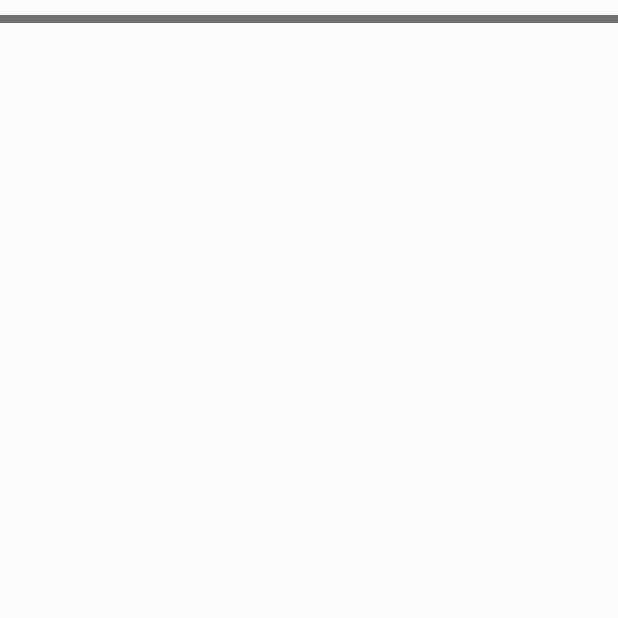
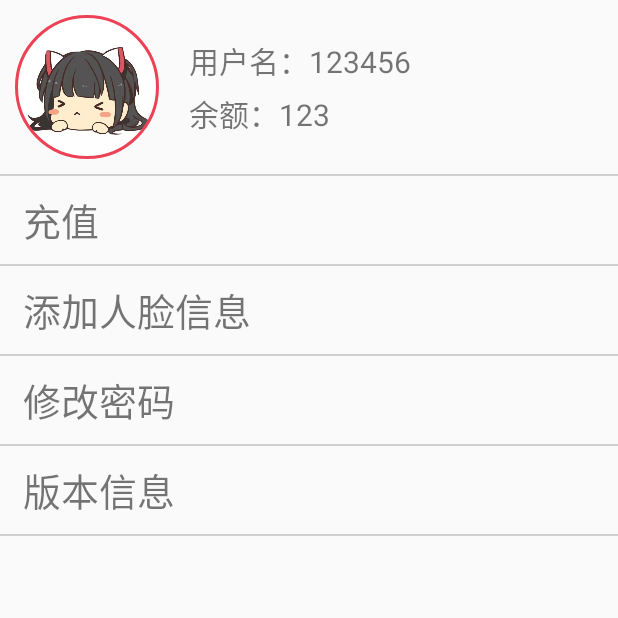
Before and after one commit to Rxzero1412/AndroidApp, an Android app: the fragment Fyonghu shown on its own in the app's theme, on a phone screen of 412 x 824 dp, the top half of it. Run offline under Robolectric (Android 15) with nearby library versions, the phone set to English and light mode, and no system bars; our stand-ins replace CircleImageView; pictures from the network do not load.

Commit message:
20190226

```diff
--- a/AndroidRFID/src/main/java/com/arcsoft/sdk_demo/activity/ActivityLogin.java
+++ b/AndroidRFID/src/main/java/com/arcsoft/sdk_demo/activity/ActivityLogin.java
@@ -65,18 +65,19 @@ public class ActivityLogin extends Activity {
                 String Password="";
                 EditText editText2 =(EditText)findViewById(R.id.Login_PasswordText_PasswordText);
                 Password=editText2.getText().toString();
-
-                if(Username.equals("")){
-                    Toasts("请输入用户名");
-                    return;
-                }
-                else {
-                    if(Password.equals("")){
-                        Toasts("请输入密码");
-                        return;
-                    }
-                }
-                Loginjudge(Username,Password);
+                startneAty("123");//TODO 方便测试用，下面代码不可删除
+//
+//                if(Username.equals("")){
+//                    Toasts("请输入用户名");
+//                    return;
+//                }
+//                else {
+//                    if(Password.equals("")){
+//                        Toasts("请输入密码");
+//                        return;
+//                    }
+//                }
+//                Loginjudge(Username,Password);
             }
         });
     }
--- a/AndroidRFID/src/main/java/com/arcsoft/sdk_demo/activity/fragment/Fyonghu.java
+++ b/AndroidRFID/src/main/java/com/arcsoft/sdk_demo/activity/fragment/Fyonghu.java
@@ -1,6 +1,12 @@
 package com.arcsoft.sdk_demo.activity.fragment;
 
+import android.app.AlertDialog;
+import android.content.ContentValues;
+import android.content.DialogInterface;
+import android.content.Intent;
+import android.net.Uri;
 import android.os.Bundle;
+import android.provider.MediaStore;
 import android.support.v4.app.Fragment;
 import android.view.LayoutInflater;
 import android.view.View;
@@ -10,17 +16,24 @@ import android.widget.RelativeLayout;
 import android.widget.TextView;
 
 import com.arcsoft.sdk_demo.R;
+import com.arcsoft.sdk_demo.activity.Application;
+import com.arcsoft.sdk_demo.activity.DetecterActivity;
+import com.arcsoft.sdk_demo.activity.homeActivity;
+import com.arcsoft.sdk_demo.activity.usersignActivity;
 
 public class Fyonghu extends Fragment {
-    RelativeLayout titleA;
-
-
     @Override
     public View onCreateView(LayoutInflater inflater, ViewGroup container, Bundle savedInstanceState)
     {
         View fragment_voicechat=inflater.inflate(R.layout.fragment_yonghu, container, false);
-        titleA = (RelativeLayout) fragment_voicechat.findViewById(R.id.layout_titlebar);
+        fragment_voicechat.findViewById(R.id.btn_addface).setOnClickListener(new View.OnClickListener() {
+            @Override
+            public void onClick(View v) {
+
+            }
+        });
         return  fragment_voicechat;
     }
 
+
 }
--- a/AndroidRFID/src/main/java/com/arcsoft/sdk_demo/activity/homesActivity.java
+++ b/AndroidRFID/src/main/java/com/arcsoft/sdk_demo/activity/homesActivity.java
@@ -24,7 +24,7 @@ import com.arcsoft.sdk_demo.activity.fragment.Fhome;
 import com.arcsoft.sdk_demo.activity.fragment.Fyonghu;
 
 /**
- * Created by 83541 on 2017/7/8.
+ * Created by 83541 on 2018/2/22.
  */
 
 public class homesActivity extends AppCompatActivity {
--- a/AndroidRFID/src/main/res/layout/fragment_yonghu.xml
+++ b/AndroidRFID/src/main/res/layout/fragment_yonghu.xml
@@ -3,13 +3,115 @@
     android:orientation="vertical"
     android:layout_width="match_parent"
     android:layout_height="match_parent"
-    android:id="@+id/Lchat">
-
+    android:id="@+id/Lyonghu">
     <LinearLayout
         android:layout_marginTop="10dp"
         android:layout_width="match_parent"
-        android:layout_height="5dp"
-        android:background="#707070">
+        android:layout_height="wrap_content"
+        android:orientation="horizontal">
+        <com.arcsoft.sdk_demo.Via.CircleImageView
+            android:layout_marginLeft="10dp"
+            xmlns:app="http://schemas.android.com/apk/res-auto"
+            android:layout_gravity="center_horizontal"
+            android:id="@+id/Via_image"
+            android:onClick="Changestyle"
+            android:layout_width="96dp"
+            android:layout_height="96dp"
+            android:src="@drawable/fvia"
+            app:civ_border_width="2dp"
+            app:civ_border_color="#ed4255"/>
+        <LinearLayout
+            android:layout_marginLeft="20dp"
+            android:layout_width="match_parent"
+            android:layout_height="96dp"
+            android:orientation="vertical">
+            <TextView
+                android:layout_marginTop="15dp"
+                android:layout_width="wrap_content"
+                android:layout_height="wrap_content"
+                android:text="用户名：123456"
+                android:textSize="20dp"/>
+            <TextView
+                android:layout_marginTop="5dp"
+                android:layout_width="wrap_content"
+                android:layout_height="wrap_content"
+                android:text="余额：123"
+                android:textSize="20dp"/>
+        </LinearLayout>
     </LinearLayout>
-
+    <LinearLayout
+        android:layout_width="match_parent"
+        android:layout_height="1dp"
+        android:layout_marginTop="10dp"
+        android:background="#CFCFCF">
+    </LinearLayout>
+    <LinearLayout
+        android:layout_width="match_parent"
+        android:layout_height="wrap_content">
+        <TextView
+            android:layout_marginTop="10dp"
+            android:layout_marginLeft="15dp"
+            android:layout_marginBottom="10dp"
+            android:layout_width="match_parent"
+            android:layout_height="wrap_content"
+            android:text="充值"
+            android:textSize="25dp"/>
+    </LinearLayout>
+    <LinearLayout
+        android:layout_width="match_parent"
+        android:layout_height="1dp"
+        android:background="#CFCFCF">
+    </LinearLayout>
+    <LinearLayout
+        android:layout_width="match_parent"
+        android:layout_height="wrap_content"
+        android:id="@+id/btn_addface">
+        <TextView
+            android:layout_marginTop="10dp"
+            android:layout_marginLeft="15dp"
+            android:layout_marginBottom="10dp"
+            android:layout_width="match_parent"
+            android:layout_height="wrap_content"
+            android:text="添加人脸信息"
+            android:textSize="25dp"/>
+    </LinearLayout>
+    <LinearLayout
+        android:layout_width="match_parent"
+        android:layout_height="1dp"
+        android:background="#CFCFCF">
+    </LinearLayout>
+    <LinearLayout
+        android:layout_width="match_parent"
+        android:layout_height="wrap_content">
+        <TextView
+            android:layout_marginTop="10dp"
+            android:layout_marginLeft="15dp"
+            android:layout_marginBottom="10dp"
+            android:layout_width="match_parent"
+            android:layout_height="wrap_content"
+            android:text="修改密码"
+            android:textSize="25dp"/>
+    </LinearLayout>
+    <LinearLayout
+        android:layout_width="match_parent"
+        android:layout_height="1dp"
+        android:background="#CFCFCF">
+    </LinearLayout>
+    <LinearLayout
+        android:layout_width="match_parent"
+        android:layout_height="wrap_content">
+        <TextView
+            android:layout_marginTop="10dp"
+            android:layout_marginLeft="15dp"
+            android:layout_marginBottom="10dp"
+            android:layout_width="match_parent"
+            android:layout_height="wrap_content"
+            android:text="版本信息"
+            android:textSize="25dp"/>
+    </LinearLayout>
+    <LinearLayout
+        android:layout_width="match_parent"
+        android:layout_height="1dp"
+        android:background="#CFCFCF">
+    </LinearLayout>
 </LinearLayout>
--- a/AndroidRFID/src/main/res/menu/setmenu.xml
+++ b/AndroidRFID/src/main/res/menu/setmenu.xml
@@ -3,10 +3,10 @@
 
     <item
         android:id="@+id/subtitle"
-        android:title="聊天助手"/>
+        android:title="App介绍"/>
 
     <item
         android:id="@+id/translate"
-        android:title="阅读练习"/>
+        android:title="联系客服"/>
 
 </menu>
```
